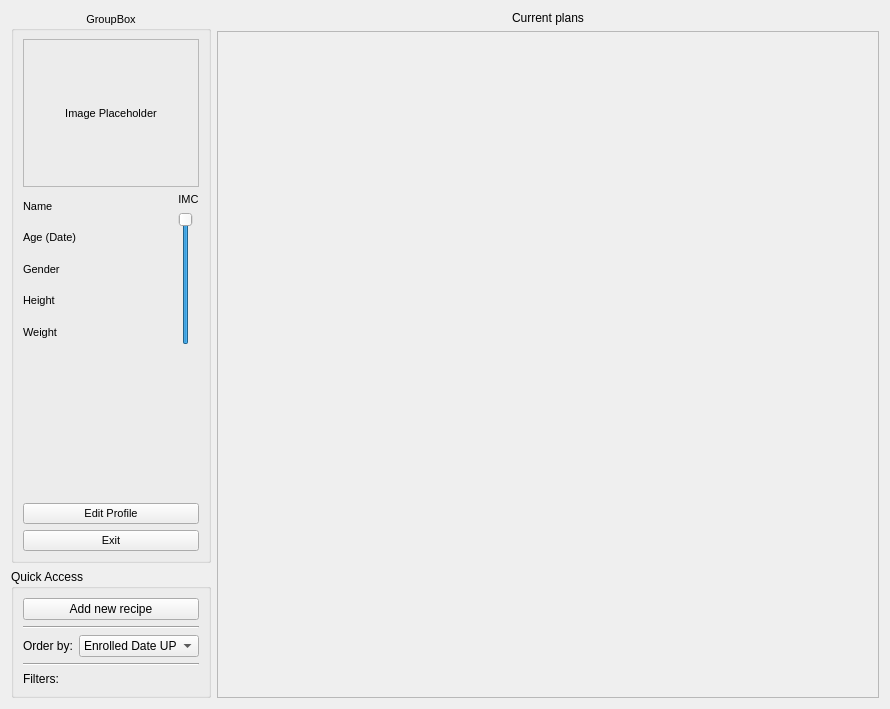
This is windows/designs/BookWindow.ui in andremmvgabriel/MyCookingBook as Qt 5 draws it before an edit. The edited form follows.
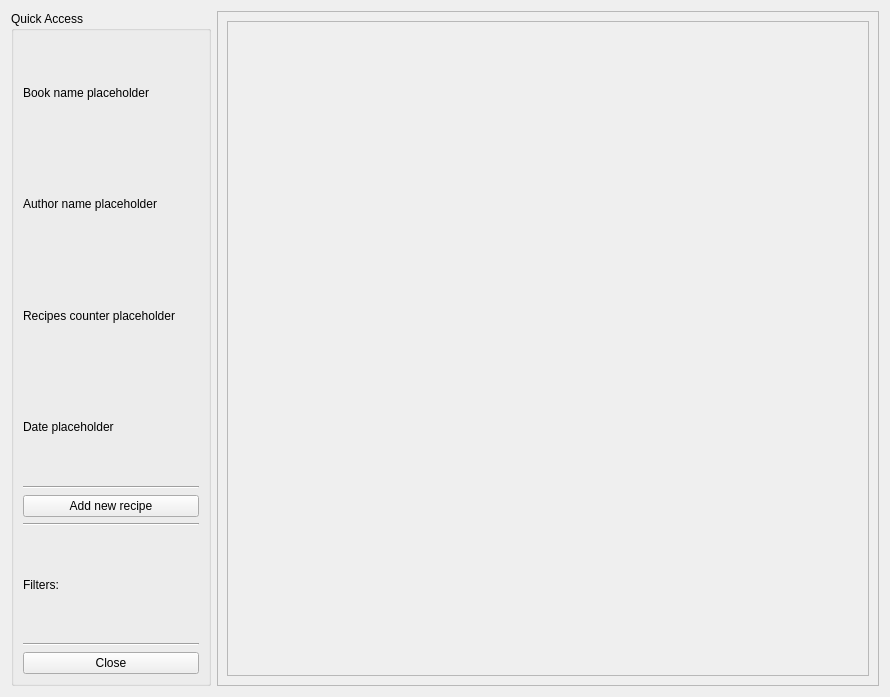
This is the edited form.

```diff
--- a/windows/designs/BookWindow.ui
+++ b/windows/designs/BookWindow.ui
@@ -7,7 +7,7 @@
     <x>0</x>
     <y>0</y>
     <width>890</width>
-    <height>709</height>
+    <height>697</height>
    </rect>
   </property>
   <property name="windowTitle">
@@ -16,193 +16,6 @@
   <layout class="QHBoxLayout" name="horizontalLayout">
    <item>
     <layout class="QVBoxLayout" name="verticalLayout_4">
-     <item>
-      <widget class="QGroupBox" name="groupBox">
-       <property name="minimumSize">
-        <size>
-         <width>200</width>
-         <height>0</height>
-        </size>
-       </property>
-       <property name="maximumSize">
-        <size>
-         <width>200</width>
-         <height>16777215</height>
-        </size>
-       </property>
-       <property name="font">
-        <font>
-         <pointsize>8</pointsize>
-        </font>
-       </property>
-       <property name="layoutDirection">
-        <enum>Qt::LeftToRight</enum>
-       </property>
-       <property name="title">
-        <string>GroupBox</string>
-       </property>
-       <property name="alignment">
-        <set>Qt::AlignCenter</set>
-       </property>
-       <layout class="QVBoxLayout" name="verticalLayout">
-        <item>
-         <widget class="QFrame" name="frame">
-          <property name="frameShape">
-           <enum>QFrame::StyledPanel</enum>
-          </property>
-          <property name="frameShadow">
-           <enum>QFrame::Raised</enum>
-          </property>
-          <layout class="QHBoxLayout" name="horizontalLayout_7">
-           <item>
-            <widget class="QLabel" name="labelImage">
-             <property name="sizePolicy">
-              <sizepolicy hsizetype="Preferred" vsizetype="Preferred">
-               <horstretch>0</horstretch>
-               <verstretch>0</verstretch>
-              </sizepolicy>
-             </property>
-             <property name="minimumSize">
-              <size>
-               <width>128</width>
-               <height>128</height>
-              </size>
-             </property>
-             <property name="maximumSize">
-              <size>
-               <width>128</width>
-               <height>128</height>
-              </size>
-             </property>
-             <property name="layoutDirection">
-              <enum>Qt::LeftToRight</enum>
-             </property>
-             <property name="autoFillBackground">
-              <bool>false</bool>
-             </property>
-             <property name="text">
-              <string>Image Placeholder</string>
-             </property>
-             <property name="alignment">
-              <set>Qt::AlignCenter</set>
-             </property>
-             <property name="wordWrap">
-              <bool>false</bool>
-             </property>
-            </widget>
-           </item>
-          </layout>
-         </widget>
-        </item>
-        <item>
-         <layout class="QHBoxLayout" name="horizontalLayout_3">
-          <item>
-           <layout class="QVBoxLayout" name="verticalLayout_3">
-            <item>
-             <widget class="QLabel" name="labelName">
-              <property name="text">
-               <string>Name</string>
-              </property>
-             </widget>
-            </item>
-            <item>
-             <widget class="QLabel" name="labelAge">
-              <property name="text">
-               <string>Age (Date)</string>
-              </property>
-             </widget>
-            </item>
-            <item>
-             <widget class="QLabel" name="labelGender">
-              <property name="text">
-               <string>Gender</string>
-              </property>
-             </widget>
-            </item>
-            <item>
-             <widget class="QLabel" name="labelHeight">
-              <property name="text">
-               <string>Height</string>
-              </property>
-             </widget>
-            </item>
-            <item>
-             <widget class="QLabel" name="labelWeight">
-              <property name="text">
-               <string>Weight</string>
-              </property>
-             </widget>
-            </item>
-           </layout>
-          </item>
-          <item>
-           <layout class="QVBoxLayout" name="verticalLayout_5">
-            <item>
-             <widget class="QLabel" name="labelIMC">
-              <property name="text">
-               <string>IMC</string>
-              </property>
-              <property name="alignment">
-               <set>Qt::AlignCenter</set>
-              </property>
-             </widget>
-            </item>
-            <item>
-             <widget class="QSlider" name="sliderIMC">
-              <property name="layoutDirection">
-               <enum>Qt::LeftToRight</enum>
-              </property>
-              <property name="minimum">
-               <number>18</number>
-              </property>
-              <property name="maximum">
-               <number>40</number>
-              </property>
-              <property name="singleStep">
-               <number>1</number>
-              </property>
-              <property name="sliderPosition">
-               <number>40</number>
-              </property>
-              <property name="orientation">
-               <enum>Qt::Vertical</enum>
-              </property>
-             </widget>
-            </item>
-           </layout>
-          </item>
-         </layout>
-        </item>
-        <item>
-         <spacer name="verticalSpacer">
-          <property name="orientation">
-           <enum>Qt::Vertical</enum>
-          </property>
-          <property name="sizeHint" stdset="0">
-           <size>
-            <width>20</width>
-            <height>40</height>
-           </size>
-          </property>
-         </spacer>
-        </item>
-        <item>
-         <widget class="QPushButton" name="buttonEditProfile">
-          <property name="text">
-           <string>Edit Profile</string>
-          </property>
-         </widget>
-        </item>
-        <item>
-         <widget class="QPushButton" name="buttonExit">
-          <property name="text">
-           <string>Exit</string>
-          </property>
-         </widget>
-        </item>
-       </layout>
-      </widget>
-     </item>
      <item>
       <widget class="QGroupBox" name="groupBox_2">
        <property name="minimumSize">
@@ -221,6 +34,41 @@
         <string>Quick Access</string>
        </property>
        <layout class="QVBoxLayout" name="verticalLayout_6">
+        <item>
+         <widget class="QLabel" name="labelBookName">
+          <property name="text">
+           <string>Book name placeholder</string>
+          </property>
+         </widget>
+        </item>
+        <item>
+         <widget class="QLabel" name="labelAuthorName">
+          <property name="text">
+           <string>Author name placeholder</string>
+          </property>
+         </widget>
+        </item>
+        <item>
+         <widget class="QLabel" name="labelRecipesCounter">
+          <property name="text">
+           <string>Recipes counter placeholder</string>
+          </property>
+         </widget>
+        </item>
+        <item>
+         <widget class="QLabel" name="labelDate">
+          <property name="text">
+           <string>Date placeholder</string>
+          </property>
+         </widget>
+        </item>
+        <item>
+         <widget class="Line" name="line_3">
+          <property name="orientation">
+           <enum>Qt::Horizontal</enum>
+          </property>
+         </widget>
+        </item>
         <item>
          <widget class="QPushButton" name="buttonCreateRecipe">
           <property name="text">
@@ -228,68 +76,6 @@
           </property>
          </widget>
         </item>
-        <item>
-         <widget class="Line" name="line">
-          <property name="orientation">
-           <enum>Qt::Horizontal</enum>
-          </property>
-         </widget>
-        </item>
-        <item>
-         <layout class="QHBoxLayout" name="horizontalLayout_6">
-          <item>
-           <widget class="QLabel" name="labelOrderBy">
-            <property name="text">
-             <string>Order by:</string>
-            </property>
-           </widget>
-          </item>
-          <item>
-           <widget class="QComboBox" name="comboBoxOrderBy">
-            <item>
-             <property name="text">
-              <string>Enrolled Date UP</string>
-             </property>
-            </item>
-            <item>
-             <property name="text">
-              <string>Enrolled Date DOWN</string>
-             </property>
-            </item>
-            <item>
-             <property name="text">
-              <string>Category UP</string>
-             </property>
-            </item>
-            <item>
-             <property name="text">
-              <string>Category DOWN</string>
-             </property>
-            </item>
-            <item>
-             <property name="text">
-              <string>Plans UP</string>
-             </property>
-            </item>
-            <item>
-             <property name="text">
-              <string>Plans DOWN</string>
-             </property>
-            </item>
-            <item>
-             <property name="text">
-              <string>Number Sessions UP</string>
-             </property>
-            </item>
-            <item>
-             <property name="text">
-              <string>Number Sessions DOWN</string>
-             </property>
-            </item>
-           </widget>
-          </item>
-         </layout>
-        </item>
         <item>
          <widget class="Line" name="line_2">
           <property name="orientation">
@@ -304,46 +90,68 @@
           </property>
          </widget>
         </item>
+        <item>
+         <widget class="Line" name="line">
+          <property name="orientation">
+           <enum>Qt::Horizontal</enum>
+          </property>
+         </widget>
+        </item>
+        <item>
+         <widget class="QPushButton" name="buttonExit">
+          <property name="text">
+           <string>Close</string>
+          </property>
+         </widget>
+        </item>
        </layout>
       </widget>
      </item>
     </layout>
    </item>
    <item>
-    <layout class="QVBoxLayout" name="verticalLayout_2">
-     <item>
-      <layout class="QHBoxLayout" name="horizontalLayout_2">
-       <item>
-        <widget class="QLabel" name="label">
-         <property name="text">
-          <string>Current plans</string>
-         </property>
-         <property name="alignment">
-          <set>Qt::AlignCenter</set>
-         </property>
-        </widget>
-       </item>
-      </layout>
-     </item>
-     <item>
-      <widget class="QScrollArea" name="scrollArea">
-       <property name="widgetResizable">
-        <bool>true</bool>
-       </property>
-       <widget class="QWidget" name="scrollAreaWidgetContents">
-        <property name="geometry">
-         <rect>
-          <x>0</x>
-          <y>0</y>
-          <width>660</width>
-          <height>666</height>
-         </rect>
+    <widget class="QFrame" name="frame">
+     <property name="frameShape">
+      <enum>QFrame::StyledPanel</enum>
+     </property>
+     <property name="frameShadow">
+      <enum>QFrame::Raised</enum>
+     </property>
+     <layout class="QVBoxLayout" name="verticalLayout">
+      <item>
+       <widget class="QScrollArea" name="scrollArea">
+        <property name="widgetResizable">
+         <bool>true</bool>
         </property>
-        <layout class="QHBoxLayout" name="horizontalLayout_5"/>
+        <widget class="QWidget" name="scrollAreaWidgetContents">
+         <property name="geometry">
+          <rect>
+           <x>0</x>
+           <y>0</y>
+           <width>642</width>
+           <height>657</height>
+          </rect>
+         </property>
+         <layout class="QVBoxLayout" name="verticalLayout_2">
+          <item>
+           <spacer name="verticalSpacer">
+            <property name="orientation">
+             <enum>Qt::Vertical</enum>
+            </property>
+            <property name="sizeHint" stdset="0">
+             <size>
+              <width>20</width>
+              <height>40</height>
+             </size>
+            </property>
+           </spacer>
+          </item>
+         </layout>
+        </widget>
        </widget>
-      </widget>
-     </item>
-    </layout>
+      </item>
+     </layout>
+    </widget>
    </item>
   </layout>
  </widget>
```
